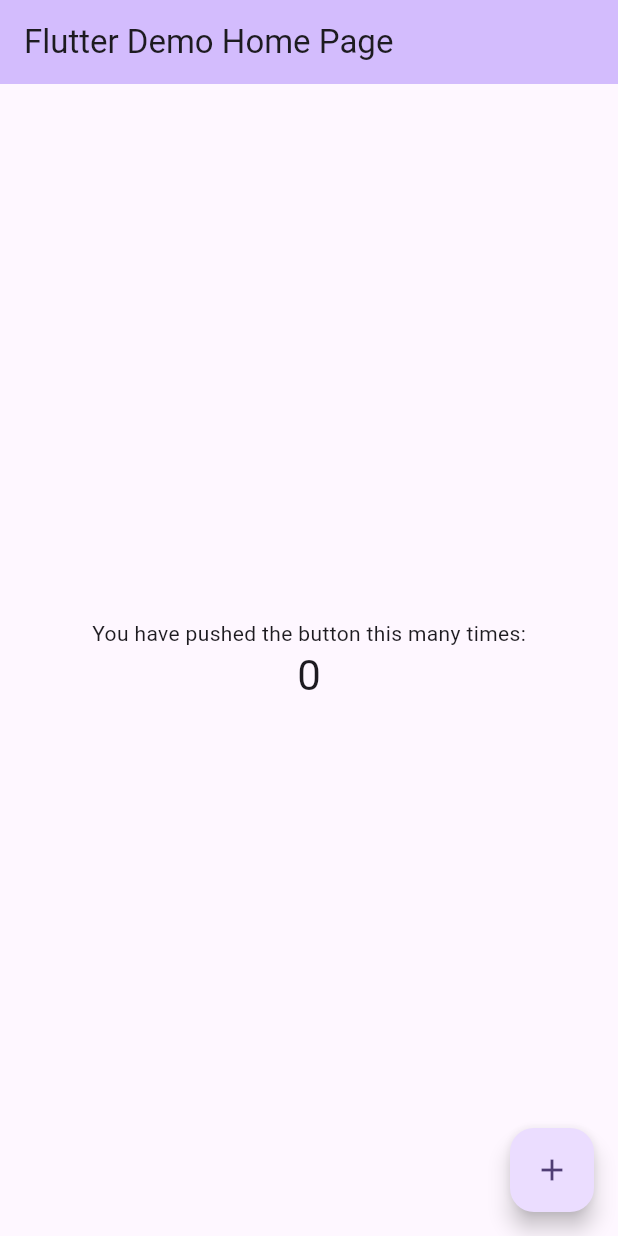
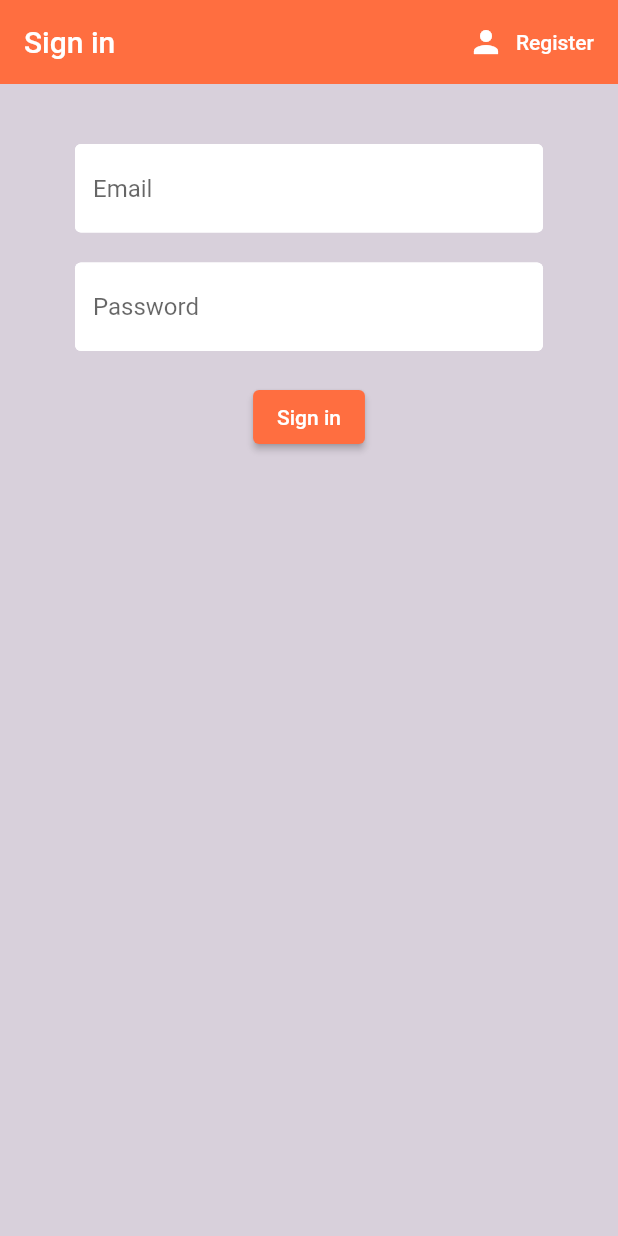
Before and after one commit to atze119/webmo_group4, a Flutter app: the screen it shows after launch, on a phone screen of 412 x 824 dp. Run offline on Flutter 3.47's test engine with Material 2 defaults, Android fonts, the light colour scheme and no system bars; our stand-ins replace cloud_firestore, firebase_auth, firebase_core, flutter_spinkit; accounts and stored records are empty.

Commit message:
basic login/registration/user/admin

```diff
--- a/lib/main.dart
+++ b/lib/main.dart
@@ -1,6 +1,15 @@
 import 'package:flutter/material.dart';
+import 'package:flutter/services.dart';
+import 'package:provider/provider.dart';
+import 'package:webmo_group4/shared/constants.dart';
+import 'package:webmo_group4/viewmodels/auth/auth_service.dart';
+import 'package:webmo_group4/viewmodels/wrapper.dart';
+import 'models/user_model.dart';
+import 'package:firebase_core/firebase_core.dart';
 
-void main() {
+void main() async{
+  WidgetsFlutterBinding.ensureInitialized();
+  await Firebase.initializeApp();
   runApp(const MyApp());
 }
 
@@ -10,116 +19,15 @@ class MyApp extends StatelessWidget {
   // This widget is the root of your application.
   @override
   Widget build(BuildContext context) {
-    return MaterialApp(
-      title: 'Flutter Demo',
-      theme: ThemeData(
-        // This is the theme of your application.
-        //
-        // TRY THIS: Try running your application with "flutter run". You'll see
-        // the application has a blue toolbar. Then, without quitting the app,
-        // try changing the seedColor in the colorScheme below to Colors.green
-        // and then invoke "hot reload" (save your changes or press the "hot
-        // reload" button in a Flutter-supported IDE, or press "r" if you used
-        // the command line to start the app).
-        //
-        // Notice that the counter didn't reset back to zero; the application
-        // state is not lost during the reload. To reset the state, use hot
-        // restart instead.
-        //
-        // This works for code too, not just values: Most code changes can be
-        // tested with just a hot reload.
-        colorScheme: ColorScheme.fromSeed(seedColor: Colors.deepPurple),
-        useMaterial3: true,
+    SystemChrome.setSystemUIOverlayStyle(const SystemUiOverlayStyle(
+      statusBarColor: colorbg2,
+    ));
+    return StreamProvider<UserModel?>.value(
+      value: AuthService().user,
+      initialData: null,
+      child: const MaterialApp(
+        home: Wrapper(),
       ),
-      home: const MyHomePage(title: 'Flutter Demo Home Page'),
     );
   }
 }
-
-class MyHomePage extends StatefulWidget {
-  const MyHomePage({super.key, required this.title});
-
-  // This widget is the home page of your application. It is stateful, meaning
-  // that it has a State object (defined below) that contains fields that affect
-  // how it looks.
-
-  // This class is the configuration for the state. It holds the values (in this
-  // case the title) provided by the parent (in this case the App widget) and
-  // used by the build method of the State. Fields in a Widget subclass are
-  // always marked "final".
-
-  final String title;
-
-  @override
-  State<MyHomePage> createState() => _MyHomePageState();
-}
-
-class _MyHomePageState extends State<MyHomePage> {
-  int _counter = 0;
-
-  void _incrementCounter() {
-    setState(() {
-      // This call to setState tells the Flutter framework that something has
-      // changed in this State, which causes it to rerun the build method below
-      // so that the display can reflect the updated values. If we changed
-      // _counter without calling setState(), then the build method would not be
-      // called again, and so nothing would appear to happen.
-      _counter++;
-    });
-  }
-
-  @override
-  Widget build(BuildContext context) {
-    // This method is rerun every time setState is called, for instance as done
-    // by the _incrementCounter method above.
-    //
-    // The Flutter framework has been optimized to make rerunning build methods
-    // fast, so that you can just rebuild anything that needs updating rather
-    // than having to individually change instances of widgets.
-    return Scaffold(
-      appBar: AppBar(
-        // TRY THIS: Try changing the color here to a specific color (to
-        // Colors.amber, perhaps?) and trigger a hot reload to see the AppBar
-        // change color while the other colors stay the same.
-        backgroundColor: Theme.of(context).colorScheme.inversePrimary,
-        // Here we take the value from the MyHomePage object that was created by
-        // the App.build method, and use it to set our appbar title.
-        title: Text(widget.title),
-      ),
-      body: Center(
-        // Center is a layout widget. It takes a single child and positions it
-        // in the middle of the parent.
-        child: Column(
-          // Column is also a layout widget. It takes a list of children and
-          // arranges them vertically. By default, it sizes itself to fit its
-          // children horizontally, and tries to be as tall as its parent.
-          //
-          // Column has various properties to control how it sizes itself and
-          // how it positions its children. Here we use mainAxisAlignment to
-          // center the children vertically; the main axis here is the vertical
-          // axis because Columns are vertical (the cross axis would be
-          // horizontal).
-          //
-          // TRY THIS: Invoke "debug painting" (choose the "Toggle Debug Paint"
-          // action in the IDE, or press "p" in the console), to see the
-          // wireframe for each widget.
-          mainAxisAlignment: MainAxisAlignment.center,
-          children: <Widget>[
-            const Text(
-              'You have pushed the button this many times:',
-            ),
-            Text(
-              '$_counter',
-              style: Theme.of(context).textTheme.headlineMedium,
-            ),
-          ],
-        ),
-      ),
-      floatingActionButton: FloatingActionButton(
-        onPressed: _incrementCounter,
-        tooltip: 'Increment',
-        child: const Icon(Icons.add),
-      ), // This trailing comma makes auto-formatting nicer for build methods.
-    );
-  }
-}
--- /dev/null
+++ b/lib/models/user_model.dart
@@ -0,0 +1,4 @@
+class UserModel{
+  final String uid;
+  UserModel({required this.uid});
+}
--- /dev/null
+++ b/lib/shared/constants.dart
@@ -0,0 +1,17 @@
+import 'package:flutter/material.dart';
+
+const textInputDecoration = InputDecoration(
+  fillColor: Colors.white,
+  filled: true,
+  enabledBorder: OutlineInputBorder(
+    borderSide: BorderSide(color: Colors.white, width: 2.0),
+  ),
+  focusedBorder: OutlineInputBorder(
+    borderSide: BorderSide(color: Colors.red, width: 2.0),
+  ),
+);
+
+const sizedBox20 = SizedBox(height: 20.0);
+
+const colorbg1 = Color(0xDDD2C9D5);
+const colorbg2 = Color(0xFFFF6E40);
--- /dev/null
+++ b/lib/viewmodels/auth/auth_service.dart
@@ -0,0 +1,78 @@
+import 'package:firebase_auth/firebase_auth.dart';
+import 'package:webmo_group4/models/user_model.dart';
+import 'package:webmo_group4/models/repo/database_auth.dart';
+
+class AuthService{
+
+  final FirebaseAuth _auth = FirebaseAuth.instance;
+  final String authCode = "123456789";
+
+  //create User obj based on UserCredential
+  UserModel? _userFromUserCredential(User? user){
+    return user != null ? UserModel(uid: user.uid) : null;
+  }
+
+  //auth change user stream
+  Stream<UserModel?> get user {
+    return _auth.authStateChanges()
+        .map((User? user) => _userFromUserCredential(user));
+  }
+
+  //sign in with email and password
+  Future signInWithEmailAndPassword(String email, String password) async{
+    try{
+      UserCredential userCredential = await _auth.signInWithEmailAndPassword(email: email, password: password);
+      User? user = userCredential.user;
+      return _userFromUserCredential(user);
+    }catch(e){
+      print(e.toString());
+    }
+  }
+
+  //register user with email and password
+  Future userRegisterWithEmailAndPassword(String email, String password) async{
+    try{
+      UserCredential userCredential = await _auth.createUserWithEmailAndPassword(email: email, password: password);
+      User? user = userCredential.user;
+
+      //create new document for user with uid
+      await DatabaseAuth(uid: user!.uid).updateUserData();
+
+      return _userFromUserCredential(user);
+    }catch(e){
+      print(e.toString());
+    }
+  }
+
+  //register admin with email and password
+  Future adminRegisterWithEmailAndPassword(String email, String password, String authenticationCode) async{
+    try{
+      if(authenticationCode == authCode ){
+        UserCredential userCredential = await _auth.createUserWithEmailAndPassword(email: email, password: password);
+        User? user = userCredential.user;
+
+        //create new document for user with uid
+        await DatabaseAuth(uid: user!.uid).updateAdminData();
+
+        return _userFromUserCredential(user);
+      }
+    }catch(e){
+      print(e.toString());
+    }
+  }
+
+  //Admin or User?
+  Future<bool> isAdmin(String uid) async {
+    return await DatabaseAuth(uid: uid).isAdmin();
+  }
+
+  //sign out
+  Future signOut() async{
+    try{
+      return await _auth.signOut();
+    }catch(e){
+      print(e.toString());
+    }
+  }
+
+}
--- /dev/null
+++ b/lib/viewmodels/auth/authenticate.dart
@@ -0,0 +1,28 @@
+import "package:flutter/material.dart";
+import "package:webmo_group4/views/login/register.dart";
+import "package:webmo_group4/views/login/sign_in.dart";
+
+class Authenticate extends StatefulWidget {
+  const Authenticate({super.key});
+
+  @override
+  State<Authenticate> createState() => _AuthenticateState();
+}
+
+class _AuthenticateState extends State<Authenticate> {
+
+  bool showSignIn = true;
+
+  void toggleView(){
+    setState(() => showSignIn = !showSignIn);
+  }
+
+  @override
+  Widget build(BuildContext context) {
+    if(showSignIn){
+      return SignIn(toggleView: toggleView);
+    }else{
+      return Register(toggleView: toggleView);
+    }
+  }
+}
--- /dev/null
+++ b/lib/viewmodels/wrapper.dart
@@ -0,0 +1,44 @@
+import "package:flutter/material.dart";
+import "package:provider/provider.dart";
+import 'package:webmo_group4/models/user_model.dart';
+import "package:webmo_group4/views/home/home_user/home_user.dart";
+
+import "../shared/loading.dart";
+import "../views/home/home_admin/home_admin.dart";
+import "auth/auth_service.dart";
+import 'auth/authenticate.dart';
+
+class Wrapper extends StatelessWidget {
+  const Wrapper({Key? key});
+
+  @override
+  Widget build(BuildContext context) {
+    final authService = AuthService();
+
+    return StreamBuilder<UserModel?>(
+      stream: authService.user,
+      builder: (context, snapshot) {
+        if (snapshot.connectionState == ConnectionState.waiting) {
+          return Loading();
+        } else {
+          UserModel? user = snapshot.data;
+          if (user == null) {
+            return Authenticate();
+          } else {
+            return FutureBuilder<bool>(
+              future: authService.isAdmin(user.uid),
+              builder: (context, snapshot) {
+                if (snapshot.connectionState == ConnectionState.waiting) {
+                  return Loading();
+                } else {
+                  bool isAdmin = snapshot.data ?? false;
+                  return isAdmin ? HomeAdmin() : HomeUser();
+                }
+              },
+            );
+          }
+        }
+      },
+    );
+  }
+}
--- /dev/null
+++ b/lib/views/login/sign_in.dart
@@ -0,0 +1,103 @@
+import 'package:flutter/material.dart';
+import 'package:webmo_group4/shared/constants.dart';
+import '../../shared/loading.dart';
+import '../../viewmodels/auth/auth_service.dart';
+
+class SignIn extends StatefulWidget {
+  final Function toggleView;
+  const SignIn({super.key, required this.toggleView});
+
+  @override
+  State<SignIn> createState() => _SignInState();
+}
+
+class _SignInState extends State<SignIn> {
+
+  final AuthService _authService = AuthService();
+  final _formkey = GlobalKey<FormState>();
+  bool loading = false;
+
+  //text field state
+  String email = "";
+  String password = "";
+  String error = "";
+
+  @override
+  Widget build(BuildContext context) {
+    return loading ? const Loading() : Scaffold(
+      backgroundColor: colorbg1,
+      appBar: AppBar(
+        backgroundColor: colorbg2,
+        elevation: 0,
+        title: const Text("Sign in"),
+        actions: [
+          ElevatedButton.icon(
+            style: ElevatedButton.styleFrom(
+              backgroundColor: colorbg2,
+              elevation: 0,
+            ),
+            icon: const Icon(Icons.person),
+            label: const Text("Register"),
+            onPressed: (){
+              widget.toggleView();
+            },
+          ),
+        ],
+      ),
+      body: Container(
+        padding: EdgeInsets.symmetric(vertical: 20.0, horizontal: 50.0),
+        child: Form(
+          key: _formkey,
+          child: Column(
+            children: [
+              sizedBox20,
+              TextFormField(
+                decoration: textInputDecoration.copyWith(hintText: "Email"),
+                validator: (val) => val!.isEmpty ? "Enter an email" : null,
+                onChanged: (val){
+                  setState(() => email = val);
+                },
+              ),
+              sizedBox20,
+              TextFormField(
+                decoration: textInputDecoration.copyWith(hintText: "Password"),
+                validator: (val) => val!.length < 6 ? "Enter a passwort 6+ chars long" : null,
+                obscureText: true,
+                onChanged: (val){
+                  setState(() => password = val);
+                },
+              ),
+              sizedBox20,
+              ElevatedButton(
+                style: ElevatedButton.styleFrom(
+                  backgroundColor: colorbg2,
+                ),
+                onPressed: () async{
+                  if(_formkey.currentState!.validate()){
+                    setState(() => loading = true);
+                    dynamic result = await _authService.signInWithEmailAndPassword(email, password);
+                    if(result == null){
+                      setState(() {
+                        error = "could not sign in with those credentials";
+                        loading = false;
+                      });
+                    }
+                  }
+                },
+                child: const Text(
+                  "Sign in",
+                  style: TextStyle(color: Colors.white),
+                ),
+              ),
+              sizedBox20,
+              Text(
+                error,
+                style: const TextStyle(color: Colors.red, fontSize: 15.0),
+              ),
+            ],
+          ),
+        ),
+      ),
+    );
+  }
+}
--- a/pubspec.yaml
+++ b/pubspec.yaml
@@ -34,7 +34,11 @@ dependencies:
 
   # The following adds the Cupertino Icons font to your application.
   # Use with the CupertinoIcons class for iOS style icons.
+  cloud_firestore: ^4.8.4
   cupertino_icons: ^1.0.2
+  firebase_auth: ^4.7.2
+  provider: ^6.0.5
+  flutter_spinkit: ^5.2.0
 
 dev_dependencies:
   flutter_test:
```
Also changed, not shown: lib/models/repo/database_auth.dart (added, +56 -0 lines), lib/shared/loading.dart (added, +17 -0 lines), lib/views/home/home_admin/home_admin.dart (added, +34 -0 lines), lib/views/home/home_user/home_user.dart (added, +35 -0 lines), lib/views/login/register.dart (added, +138 -0 lines), pubspec.lock, 4 other files.
